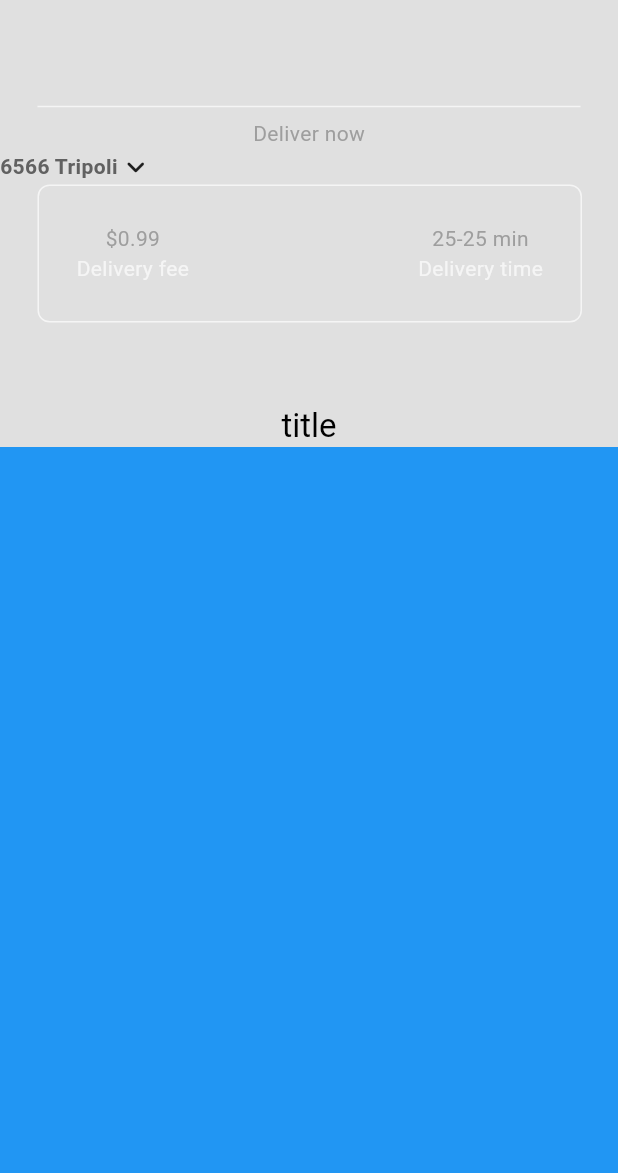
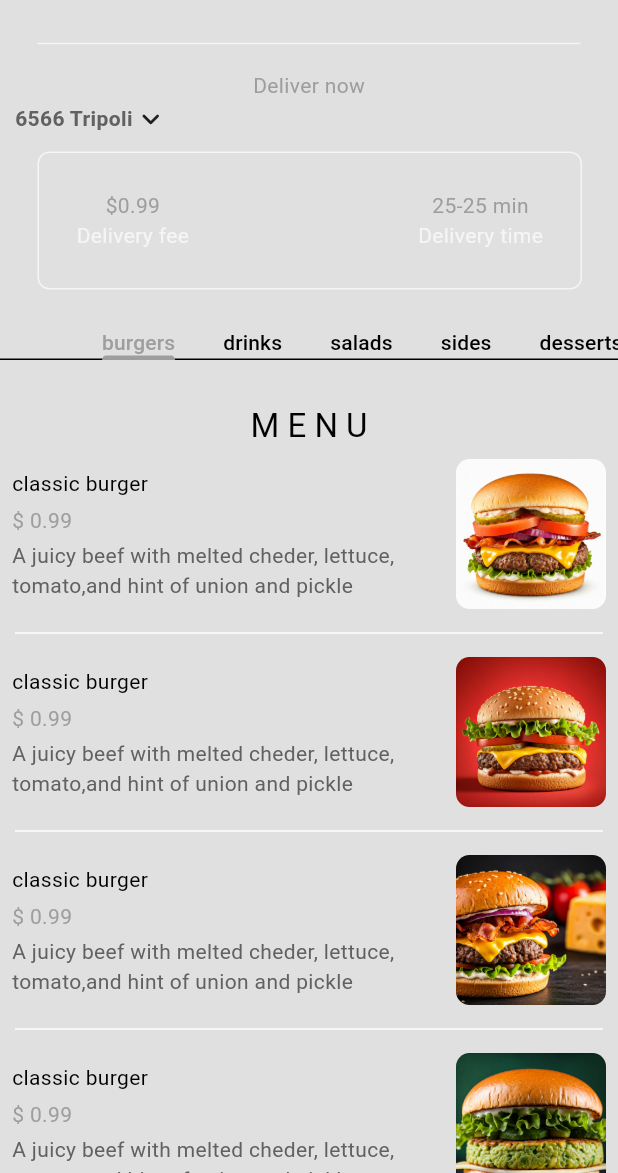
Before and after one commit to OMAR-DIB/khalesni_UI, a Flutter app: the screen it shows after launch, on a phone screen of 412 x 824 dp, the part 63-1236 px from its top. Run offline on Flutter 3.47's test engine with Material 3 defaults, Android fonts, the light colour scheme and no system bars.

Commit message:
home page done

```diff
--- a/lib/main.dart
+++ b/lib/main.dart
@@ -1,14 +1,25 @@
 import 'package:flutter/material.dart';
 import 'package:gradution_project/controller/theme_provider.dart';
+import 'package:gradution_project/models/restaurant.dart';
 import 'package:gradution_project/view/screens/home_screen.dart';
 import 'package:provider/provider.dart';
 
 void main() {
   runApp(
-    ChangeNotifierProvider(create: (context) => ThemeProvider(),
-    child:  const MyApp(),
-    )
-    );
+    MultiProvider(
+      providers: [
+        ChangeNotifierProvider(
+          create: (context) => ThemeProvider(),
+
+        ),
+        // ChangeNotifierProvider(
+        //   create: (context) => Restaurant(),
+
+        // )
+      ],
+      child: const MyApp(),
+    ),
+  );
 }
 
 class MyApp extends StatelessWidget {
@@ -16,7 +27,7 @@ class MyApp extends StatelessWidget {
 
   @override
   Widget build(BuildContext context) {
-    return  MaterialApp(
+    return MaterialApp(
       debugShowCheckedModeBanner: false,
       theme: Provider.of<ThemeProvider>(context).themeData,
       home: HomeScreen(),
--- a/lib/models/restaurant.dart
+++ b/lib/models/restaurant.dart
@@ -1,6 +1,8 @@
+import 'package:flutter/material.dart';
 import 'package:gradution_project/models/food.dart';
+import 'package:gradution_project/view/widgets/my_food_tile.dart';
 
-class Restaurant {
+class Restaurant extends ChangeNotifier{
   // burger
   final List<Food> _menu = [
     // burger
@@ -71,8 +73,7 @@ class Restaurant {
     Food(
       name: "Coffe",
       price: 0.99,
-      description:
-          "Turkish Coffe",
+      description: "Turkish Coffe",
       imagePath: "assets/drinks/drink-1.jpg",
       category: FoodCategory.drinks,
       availableAddon: [
@@ -82,8 +83,7 @@ class Restaurant {
     Food(
       name: "Water",
       price: 0.99,
-      description:
-          "Bottle of Tanourine",
+      description: "Bottle of Tanourine",
       imagePath: "assets/drinks/drink-2.jpg",
       category: FoodCategory.drinks,
       availableAddon: [
@@ -93,8 +93,7 @@ class Restaurant {
     Food(
       name: "Tea",
       price: 0.99,
-      description:
-          "Syrian Tea",
+      description: "Syrian Tea",
       imagePath: "assets/drinks/drink-3.jpg",
       category: FoodCategory.drinks,
       availableAddon: [
@@ -104,8 +103,7 @@ class Restaurant {
     Food(
       name: "Lemon Mint",
       price: 0.99,
-      description:
-          "Lemon,water, and ice",
+      description: "Lemon,water, and ice",
       imagePath: "assets/drinks/drink-4.jpg",
       category: FoodCategory.drinks,
       availableAddon: [
@@ -115,8 +113,7 @@ class Restaurant {
     Food(
       name: "Zee Cola",
       price: 0.99,
-      description:
-          "instead of coca-cola",
+      description: "instead of coca-cola",
       imagePath: "assets/drinks/drink-5.jpg",
       category: FoodCategory.drinks,
       availableAddon: [
@@ -196,8 +193,7 @@ class Restaurant {
     Food(
       name: "tabbouleh",
       price: 0.99,
-      description:
-          "Lebanese salad made with bulgur wheat, parsley, tomatoes.",
+      description: "Lebanese salad made with bulgur wheat, parsley, tomatoes.",
       imagePath: "assets/sides/side-2.jpg",
       category: FoodCategory.sides,
       availableAddon: [
@@ -207,8 +203,7 @@ class Restaurant {
     Food(
       name: "Mashed Potatoes",
       price: 0.99,
-      description:
-          " Creamy, smooth potatoes that have been boiled, mashed.",
+      description: " Creamy, smooth potatoes that have been boiled, mashed.",
       imagePath: "assets/sides/side-3.jpg",
       category: FoodCategory.sides,
       availableAddon: [
@@ -218,8 +213,7 @@ class Restaurant {
     Food(
       name: "Rice",
       price: 0.99,
-      description:
-          "A versatile grain that can be cooked in various ways.",
+      description: "A versatile grain that can be cooked in various ways.",
       imagePath: "assets/sides/side-4.jpg",
       category: FoodCategory.sides,
       availableAddon: [
@@ -253,8 +247,7 @@ class Restaurant {
     Food(
       name: "Chocolate Cake",
       price: 0.99,
-      description:
-          "A decadent dessert made with a rich chocolate batter.",
+      description: "A decadent dessert made with a rich chocolate batter.",
       imagePath: "assets/desserts/dessert-2.jpg",
       category: FoodCategory.desserts,
       availableAddon: [
@@ -275,8 +268,7 @@ class Restaurant {
     Food(
       name: "Tiramisu",
       price: 0.99,
-      description:
-          "An Italian dessert made with ladyfingers dipped in coffee.",
+      description: "An Italian dessert made with ladyfingers dipped in coffee.",
       imagePath: "assets/desserts/dessert-4.jpg",
       category: FoodCategory.desserts,
       availableAddon: [
@@ -294,9 +286,22 @@ class Restaurant {
         Addon(name: "Cheesecake", price: 0.99),
       ],
     ),
-
   ];
   List<Food> get menu => _menu;
+  List<Food> filterMenuByCategories(
+      FoodCategory catregory, List<Food> fullMenu) {
+    return fullMenu.where((element) => element.category == catregory).toList();
+  }
+
+  List<Widget> getFiltredFood(List<Food> fullMenu) {
+    return FoodCategory.values.map((category) {
+      List<Food> categoryMenu = filterMenuByCategories(category, fullMenu);
+      return ListView.builder(
+        itemCount: 5,
+        itemBuilder: (context, index) => MyFoodTile(food: categoryMenu[index], onTap: (){})
+      );
+    }).toList();
+  }
   /* OPERATRIONS
 
   // add to cart
--- a/lib/view/screens/home_screen.dart
+++ b/lib/view/screens/home_screen.dart
@@ -1,19 +1,29 @@
 import 'package:flutter/material.dart';
+import 'package:gradution_project/models/food.dart';
+import 'package:gradution_project/models/restaurant.dart';
 import 'package:gradution_project/view/widgets/my_current_location.dart';
 import 'package:gradution_project/view/widgets/my_description_box.dart';
 import 'package:gradution_project/view/widgets/my_drawer.dart';
 import 'package:gradution_project/view/widgets/my_silver_app_bar.dart';
+import 'package:provider/provider.dart';
 
 class HomeScreen extends StatelessWidget {
   const HomeScreen({super.key});
 
   @override
   Widget build(BuildContext context) {
-    return Scaffold(
-      drawer: MyDrawer(),
-      body: NestedScrollView(
+    return ChangeNotifierProvider(
+      create: (context) => Restaurant(),
+
+      child: Builder(builder: (context) => DefaultTabController(
+        length: FoodCategory.values.length, // Number of tabs
+        child: Scaffold(
+          drawer: const MyDrawer(),
+          body:  NestedScrollView(
                 headerSliverBuilder: (context, innerBoxIsScrolled) => [
-            MySilverAppBar(child: Column(
+                  MySilverAppBar(
+                    title: const Text("M E N U"),
+                    child: Column(
                       mainAxisAlignment: MainAxisAlignment.end,
                       children: [
                         Divider(
@@ -21,11 +31,25 @@ class HomeScreen extends StatelessWidget {
                           endIndent: 25,
                           color: Theme.of(context).colorScheme.secondary,
                         ),
-                MyCurrentLocation(),
-                MyDescriptionBox(),
+                        const MyCurrentLocation(),
+                        const MyDescriptionBox(),
+                        TabBar(
+                          isScrollable:
+                              true, // Allows the tabs to scroll if needed
+                          tabs: FoodCategory.values.map((e) => Text(e.name)).toList(),
+                        ),
                       ],
-            ), title: Text("title"),),
-          ], body: Container(color: Colors.blue,)),
-    );
+                    ),
+                  ),
+                ],
+                body:  Consumer<Restaurant>(
+                  builder: (context,  restaurant, child) => TabBarView(
+                    children: restaurant.getFiltredFood(restaurant.menu),
+                  ),
+                ),
+              ),
+            ),
+      ),
+    ));
   }
 }
--- a/lib/view/widgets/my_current_location.dart
+++ b/lib/view/widgets/my_current_location.dart
@@ -20,7 +20,9 @@ class MyCurrentLocation extends StatelessWidget {
   }
   @override
   Widget build(BuildContext context) {
-    return Column(
+    return Padding(
+      padding: const EdgeInsets.all(10.0),
+      child: Column(
         children: [
           Text(
             "Deliver now",
@@ -42,6 +44,7 @@ class MyCurrentLocation extends StatelessWidget {
             ),
           )
         ],
+      ),
     );
   }
 }
--- /dev/null
+++ b/lib/view/widgets/my_food_tile.dart
@@ -0,0 +1,71 @@
+import 'package:flutter/material.dart';
+import 'package:gradution_project/models/food.dart';
+
+class MyFoodTile extends StatelessWidget {
+  final Food food;
+
+  final void Function()? onTap;
+  const MyFoodTile({super.key, required this.food, required this.onTap});
+
+  @override
+  Widget build(BuildContext context) {
+    return Column(
+      children: [
+        Padding(
+          padding: const EdgeInsets.all(8.0),
+          child: GestureDetector(
+            onTap: onTap,
+            child: Row(
+              children: [
+                Expanded(
+                  child: Column(
+                    crossAxisAlignment: CrossAxisAlignment.start,
+                    children: [
+                      Text(food.name),
+                      const SizedBox(
+                        height: 5,
+                      ),
+                      Text(
+                        '\$ ${food.price}',
+                        style: TextStyle(
+                            color: Theme.of(context).colorScheme.primary),
+                      ),
+                      const SizedBox(
+                        height: 3,
+                      ),
+                      Text(
+                        food.description,
+                        style: TextStyle(
+                            color:
+                                Theme.of(context).colorScheme.inversePrimary),
+                      ),
+                    ],
+                  ),
+                ),
+                const SizedBox(
+                        width: 10,
+                      ),
+                ClipRRect(
+                  borderRadius: BorderRadius.circular(
+                      9), // Adjust the value to make it circular or slightly rounded
+                  child: Image.asset(
+                    food.imagePath,
+                    // width: 120,
+                    height: 100,
+                    fit: BoxFit
+                        .cover, // Ensures the image fits within the rounded border
+                  ),
+                )
+              ],
+            ),
+          ),
+        ),
+        Divider(
+          color: Theme.of(context).colorScheme.tertiary,
+          indent: 10,
+          endIndent: 10,
+        ),
+      ],
+    );
+  }
+}
```
Also changed, not shown: pubspec.yaml (+5 -2 lines). Lines whose indentation alone changed are shown as unchanged.
